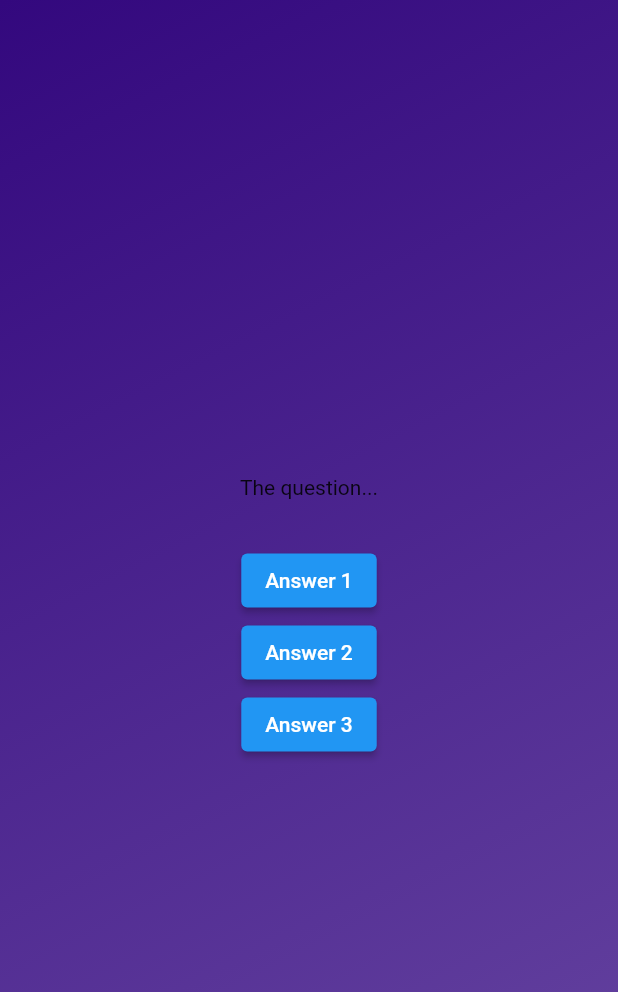
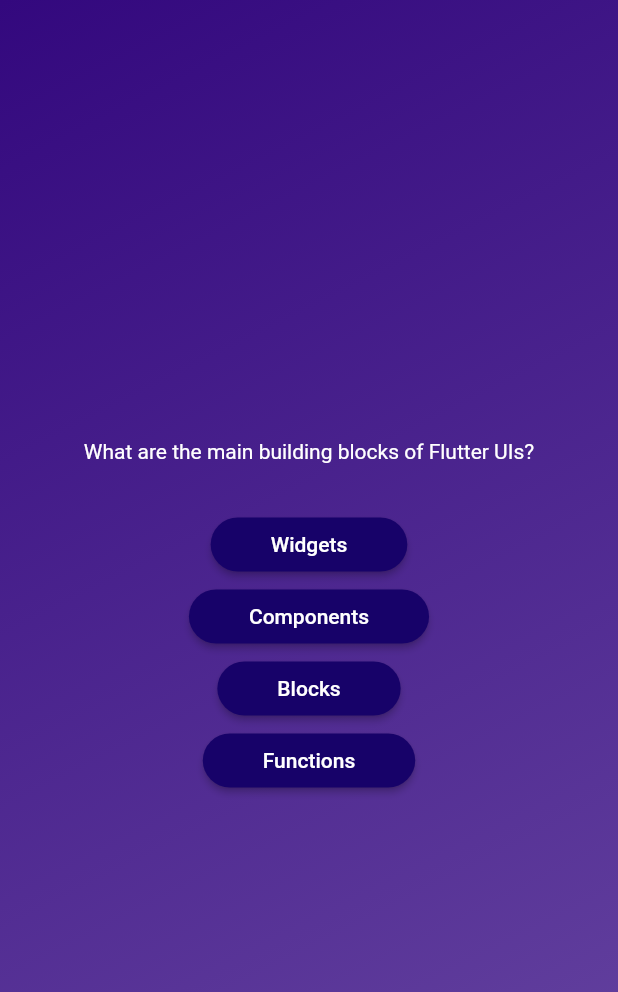
Before and after one commit to tyange/flutter_complete_quiz_app, a Flutter app: the screen it shows after launch, after a tap on "Start Quiz", on a phone screen of 412 x 824 dp. Shown: the top 992 px of the screen. Run offline on Flutter 3.47's test engine with Material 2 defaults, Android fonts, the phone set to English and light mode, and no system bars.

Commit message:
iterable with spread operator

```diff
--- /dev/null
+++ b/lib/answer_button.dart
@@ -0,0 +1,30 @@
+import 'package:flutter/material.dart';
+
+class AnswerButton extends StatelessWidget {
+  const AnswerButton({
+    super.key,
+    required this.answerText,
+    required this.onTap,
+  });
+
+  final String answerText;
+  final void Function() onTap;
+
+  @override
+  Widget build(BuildContext context) {
+    return ElevatedButton(
+      onPressed: onTap,
+      style: ElevatedButton.styleFrom(
+          padding: const EdgeInsets.symmetric(
+            vertical: 10,
+            horizontal: 40,
+          ),
+          backgroundColor: const Color.fromARGB(255, 23, 2, 105),
+          foregroundColor: Colors.white,
+          shape: RoundedRectangleBorder(
+            borderRadius: BorderRadius.circular(40),
+          )),
+      child: Text(answerText),
+    );
+  }
+}
--- a/lib/questions_screen.dart
+++ b/lib/questions_screen.dart
@@ -1,4 +1,7 @@
 import 'package:flutter/material.dart';
+
+import 'package:flutter_complete_quiz_app/answer_button.dart';
+import 'package:flutter_complete_quiz_app/data/questions.dart';
 
 class QuestionsScreen extends StatefulWidget {
   const QuestionsScreen({super.key});
@@ -12,24 +15,27 @@
 class _QuestionsScreenState extends State<QuestionsScreen> {
   @override
   Widget build(context) {
+    final currentQuestion = questions[0];
+
     return SizedBox(
       width: double.infinity,
       child: Column(
         mainAxisAlignment: MainAxisAlignment.center,
         children: [
-          const Text('The question...'),
+          Text(
+            currentQuestion.text,
+            style: const TextStyle(
+              color: Colors.white,
+            ),
+          ),
           const SizedBox(height: 30),
-          ElevatedButton(
-            onPressed: () {},
-            child: Text('Answer 1'),
-          ),
-          ElevatedButton(
-            onPressed: () {},
-            child: Text('Answer 2'),
-          ),
-          ElevatedButton(
-            onPressed: () {},
-            child: Text('Answer 3'),
+          ...currentQuestion.answers.map(
+            (answer) {
+              return AnswerButton(
+                answerText: answer,
+                onTap: () {},
+              );
+            },
           ),
         ],
       ),
```
